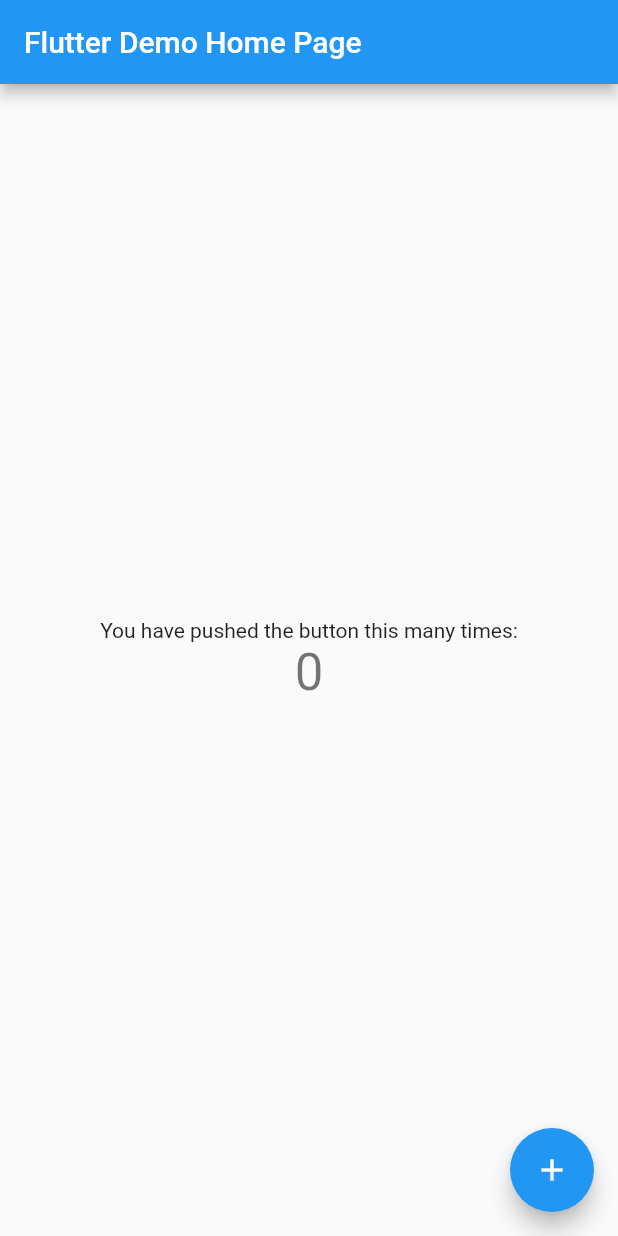
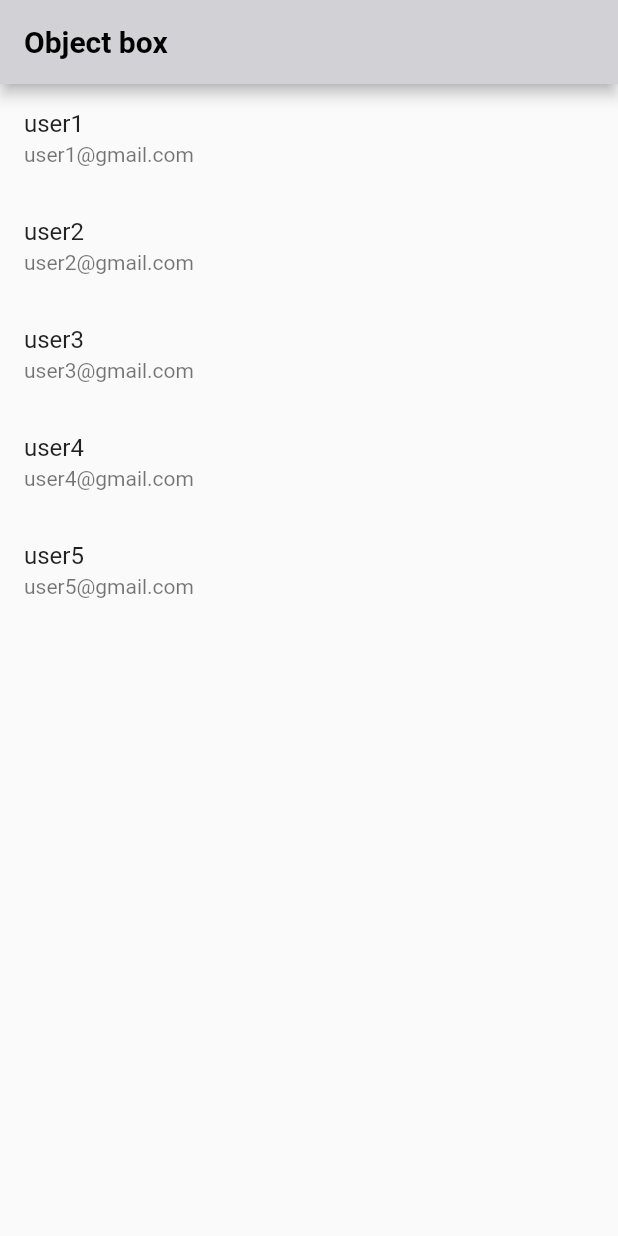
Before and after one commit to Brahm03/objectbox-example, a Flutter app: the screen it shows after launch, on a phone screen of 412 x 824 dp. Run offline on Flutter 3.47's test engine with Material 2 defaults, Android fonts, the phone set to English and light mode, and no system bars.

Commit message:
mock data has been added

```diff
--- a/lib/main.dart
+++ b/lib/main.dart
@@ -1,4 +1,6 @@
+import 'package:flutter/cupertino.dart';
 import 'package:flutter/material.dart';
+import 'package:objectboxapp/model/userModel.dart';
 
 void main() {
   runApp(const MyApp());
@@ -11,105 +13,64 @@ class MyApp extends StatelessWidget {
   @override
   Widget build(BuildContext context) {
     return MaterialApp(
+      debugShowCheckedModeBanner: false,
       title: 'Flutter Demo',
       theme: ThemeData(
-        // This is the theme of your application.
-        //
-        // Try running your application with "flutter run". You'll see the
-        // application has a blue toolbar. Then, without quitting the app, try
-        // changing the primarySwatch below to Colors.green and then invoke
-        // "hot reload" (press "r" in the console where you ran "flutter run",
-        // or simply save your changes to "hot reload" in a Flutter IDE).
-        // Notice that the counter didn't reset back to zero; the application
-        // is not restarted.
-        primarySwatch: Colors.blue,
+        textTheme: const TextTheme(
+            headline4: TextStyle(
+                color: Colors.black,
+                fontWeight: FontWeight.bold,
+                fontSize: 20)),
+        colorScheme:
+            const ColorScheme.light(primary: CupertinoColors.systemGrey4),
       ),
-      home: const MyHomePage(title: 'Flutter Demo Home Page'),
+      home: const MyHomePage(),
     );
   }
 }
 
 class MyHomePage extends StatefulWidget {
-  const MyHomePage({super.key, required this.title});
-
-  // This widget is the home page of your application. It is stateful, meaning
-  // that it has a State object (defined below) that contains fields that affect
-  // how it looks.
-
-  // This class is the configuration for the state. It holds the values (in this
-  // case the title) provided by the parent (in this case the App widget) and
-  // used by the build method of the State. Fields in a Widget subclass are
-  // always marked "final".
-
-  final String title;
+  const MyHomePage({super.key});
 
   @override
   State<MyHomePage> createState() => _MyHomePageState();
 }
 
 class _MyHomePageState extends State<MyHomePage> {
-  int _counter = 0;
-
-  void _incrementCounter() {
-    setState(() {
-      // This call to setState tells the Flutter framework that something has
-      // changed in this State, which causes it to rerun the build method below
-      // so that the display can reflect the updated values. If we changed
-      // _counter without calling setState(), then the build method would not be
-      // called again, and so nothing would appear to happen.
-      _counter++;
-    });
-  }
+  final List<Users> _users = [
+    Users(email: 'user1@gmail.com', name: 'user1'),
+    Users(email: 'user2@gmail.com', name: 'user2'),
+    Users(email: 'user3@gmail.com', name: 'user3'),
+    Users(email: 'user4@gmail.com', name: 'user4'),
+    Users(email: 'user5@gmail.com', name: 'user5'),
+  ];
 
   @override
   Widget build(BuildContext context) {
-    // This method is rerun every time setState is called, for instance as done
-    // by the _incrementCounter method above.
-    //
-    // The Flutter framework has been optimized to make rerunning build methods
-    // fast, so that you can just rebuild anything that needs updating rather
-    // than having to individually change instances of widgets.
     return Scaffold(
-      appBar: AppBar(
-        // Here we take the value from the MyHomePage object that was created by
-        // the App.build method, and use it to set our appbar title.
-        title: Text(widget.title),
-      ),
-      body: Center(
-        // Center is a layout widget. It takes a single child and positions it
-        // in the middle of the parent.
-        child: Column(
-          // Column is also a layout widget. It takes a list of children and
-          // arranges them vertically. By default, it sizes itself to fit its
-          // children horizontally, and tries to be as tall as its parent.
-          //
-          // Invoke "debug painting" (press "p" in the console, choose the
-          // "Toggle Debug Paint" action from the Flutter Inspector in Android
-          // Studio, or the "Toggle Debug Paint" command in Visual Studio Code)
-          // to see the wireframe for each widget.
-          //
-          // Column has various properties to control how it sizes itself and
-          // how it positions its children. Here we use mainAxisAlignment to
-          // center the children vertically; the main axis here is the vertical
-          // axis because Columns are vertical (the cross axis would be
-          // horizontal).
-          mainAxisAlignment: MainAxisAlignment.center,
-          children: <Widget>[
-            const Text(
-              'You have pushed the button this many times:',
-            ),
-            Text(
-              '$_counter',
-              style: Theme.of(context).textTheme.headline4,
-            ),
-          ],
+        appBar: AppBar(
+          title: Text(
+            'Object box',
+            style: Theme.of(context).textTheme.headline4,
+          ),
         ),
-      ),
-      floatingActionButton: FloatingActionButton(
-        onPressed: _incrementCounter,
-        tooltip: 'Increment',
-        child: const Icon(Icons.add),
-      ), // This trailing comma makes auto-formatting nicer for build methods.
-    );
+        body: SizedBox(
+          child: ReorderableListView.builder(
+              itemBuilder: (_, index) {
+                var data = _users[index];
+                return ListTile(
+                  key: ValueKey(index),
+                  title: Text(data.name),
+                  subtitle: Text(data.email),
+                );
+              },
+              itemCount: _users.length,
+              onReorder: (old, fresh) {
+                final index = fresh > old ? fresh - 1 : fresh;
+                final user = _users.removeAt(old);
+                _users.insert(index, user);
+              }),
+        ) // This trailing comma makes auto-formatting nicer for build methods.
+        );
   }
 }
--- a/lib/model/usermodel.dart
+++ b/lib/model/usermodel.dart
@@ -0,0 +1,11 @@
+import 'package:flutter/material.dart';
+
+class Users {
+  String name;
+  String email;
+
+  Users({
+    required this.email,
+    required this.name
+  });
+}
```
Also changed, not shown: 3 other files.
